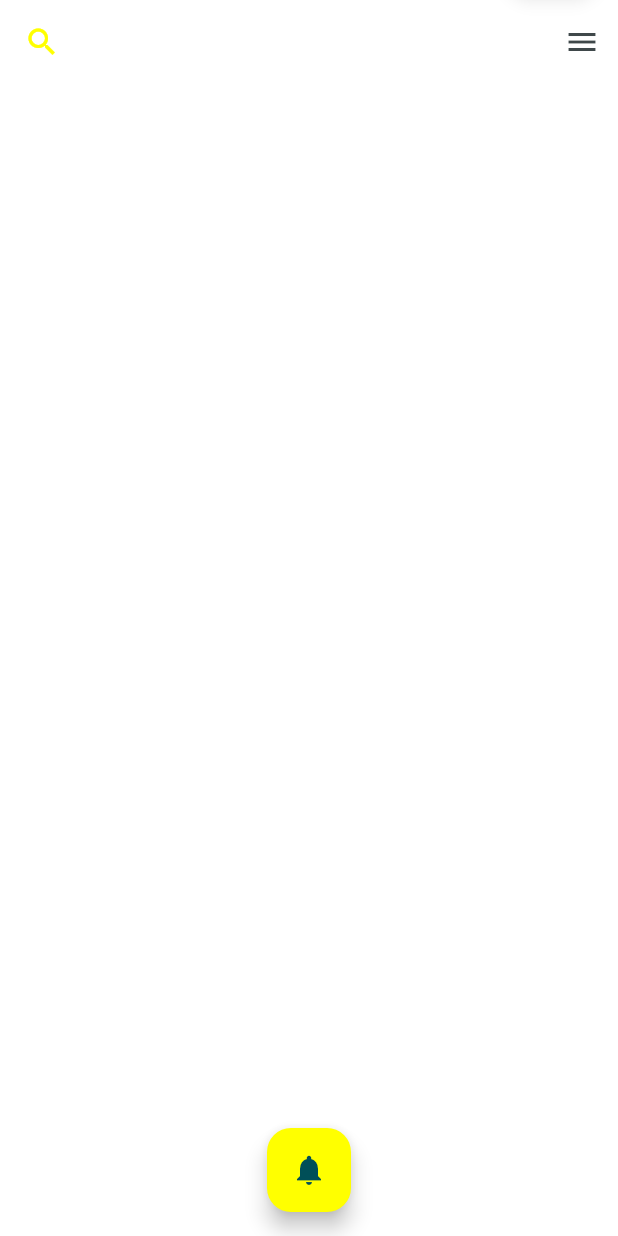
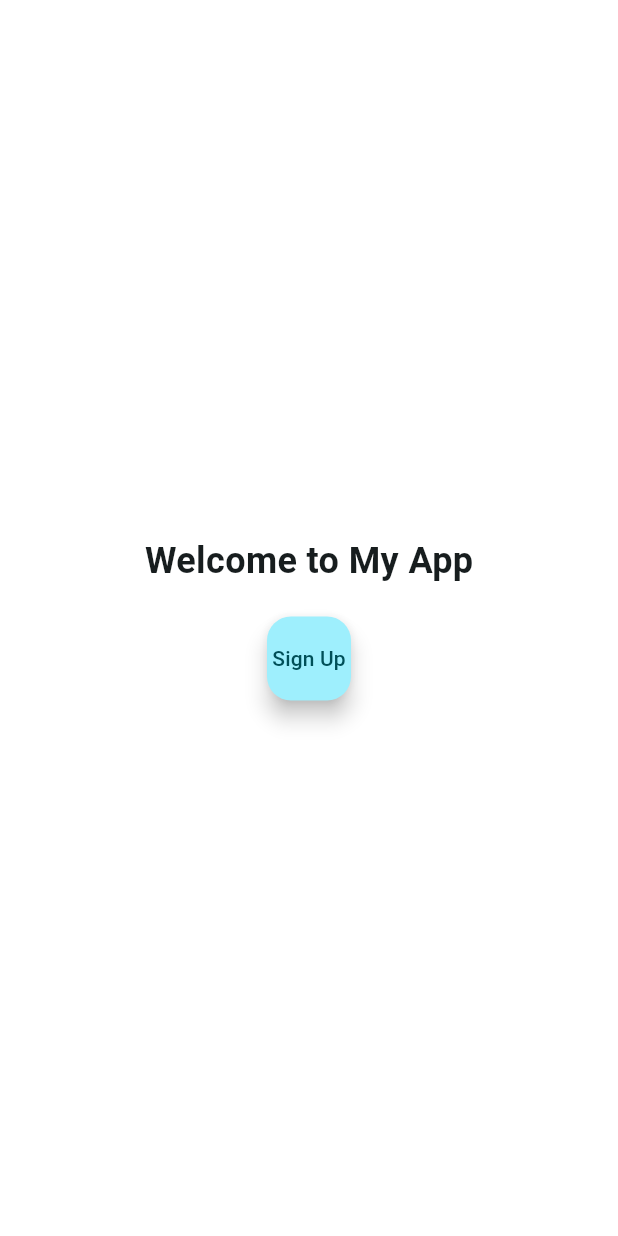
Before and after one commit to tamimiqbalfysal/Todayfirebase, a Flutter app: the screen it shows after launch, on a phone screen of 412 x 824 dp. Run offline on Flutter 3.47's test engine with Material 3 defaults, Android fonts, the light colour scheme and no system bars; our stand-ins replace firebase_core; accounts and stored records are empty; generated files the repository leaves out were written again.

Commit message:
sign up button

```diff
--- a/lib/main.dart
+++ b/lib/main.dart
@@ -23,20 +23,54 @@ class MyApp extends StatelessWidget {
         colorScheme: ColorScheme.fromSeed(seedColor: Colors.white),
         useMaterial3: true,
       ),
-      home: const MyHomePage(),
+      home: SignUpScreen(), // Set SignUpScreen as the initial screen
       debugShowCheckedModeBanner: false,
     );
   }
 }
 
-class MyHomePage extends StatefulWidget {
-  const MyHomePage({super.key});
+// New SignUpScreen widget
+class SignUpScreen extends StatelessWidget {
+  @override
+  Widget build(BuildContext context) {
+    return Scaffold(
+      backgroundColor: Colors.white,
+      body: Center(
+        child: Column(
+          mainAxisAlignment: MainAxisAlignment.center,
+          children: <Widget>[
+            Text(
+              'Welcome to My App',
+              style: TextStyle(fontSize: 24, fontWeight: FontWeight.bold),
+            ),
+            SizedBox(height: 20),
+            FloatingActionButton(
+              onPressed: () {
+                // Navigate to the HomeScreen after sign-up
+                Navigator.pushReplacement(
+                  context,
+                  MaterialPageRoute(builder: (context) => HomeScreen()),
+                );
+              },
+              tooltip: 'Sign Up',
+              child: Text('Sign Up'),
+            ),
+          ],
+        ),
+      ),
+    );
+  }
+}
+
+// HomeScreen widget (previously MyHomePage)
+class HomeScreen extends StatefulWidget {
+  const HomeScreen({super.key});
 
   @override
-  State<MyHomePage> createState() => _MyHomePageState();
+  State<HomeScreen> createState() => _HomeScreenState();
 }
 
-class _MyHomePageState extends State<MyHomePage> {
+class _HomeScreenState extends State<HomeScreen> {
   int _counter = 0;
   List<Widget> _dynamicDrawerItems = [];
 
```
